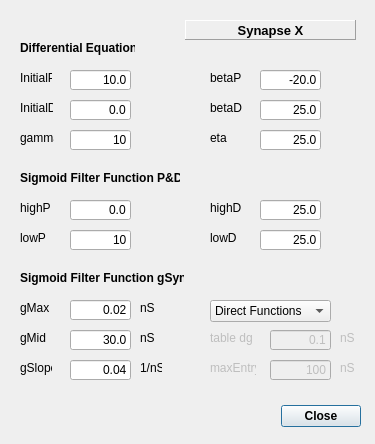
Above: src/gui/ODESTDPDlg.ui from CompEphys-team/stdpc before the change. Below: the same form after it.
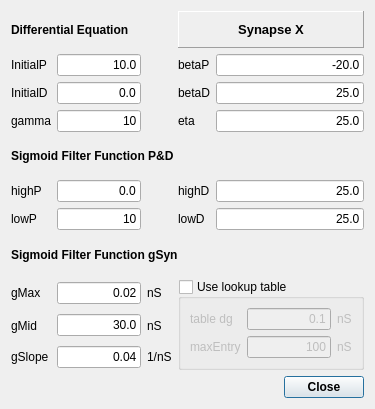
That is the form after the change.

Diff of the .ui file:
```diff
--- a/src/gui/ODESTDPDlg.ui
+++ b/src/gui/ODESTDPDlg.ui
@@ -7,75 +7,73 @@
     <x>0</x>
     <y>0</y>
     <width>375</width>
-    <height>444</height>
+    <height>409</height>
    </rect>
   </property>
   <property name="windowTitle">
    <string>ODE STDP</string>
   </property>
-  <widget class="QDialogButtonBox" name="buttonBox">
-   <property name="geometry">
-    <rect>
-     <x>201</x>
-     <y>400</y>
-     <width>160</width>
-     <height>32</height>
-    </rect>
-   </property>
+  <layout class="QGridLayout" name="gridLayout_2">
+   <item row="0" column="0" colspan="3">
+    <widget class="QLabel" name="label_15">
+     <property name="font">
+      <font>
+       <weight>75</weight>
+       <bold>true</bold>
+      </font>
+     </property>
+     <property name="text">
+      <string>Differential Equation</string>
+     </property>
+    </widget>
+   </item>
+   <item row="0" column="3" colspan="2">
+    <widget class="QLabel" name="synSTDPLabel">
+     <property name="enabled">
+      <bool>true</bool>
+     </property>
    <property name="font">
     <font>
+       <pointsize>10</pointsize>
      <weight>75</weight>
      <bold>true</bold>
     </font>
    </property>
-   <property name="orientation">
-    <enum>Qt::Horizontal</enum>
-   </property>
-   <property name="standardButtons">
-    <set>QDialogButtonBox::Close</set>
-   </property>
-  </widget>
-  <widget class="QLabel" name="label_5">
-   <property name="geometry">
-    <rect>
-     <x>20</x>
-     <y>100</y>
-     <width>33</width>
-     <height>16</height>
-    </rect>
-   </property>
-   <property name="text">
-    <string>InitialD</string>
-   </property>
-  </widget>
-  <widget class="QLineEdit" name="gammaE">
-   <property name="geometry">
-    <rect>
-     <x>70</x>
-     <y>130</y>
-     <width>61</width>
-     <height>20</height>
-    </rect>
-   </property>
-   <property name="text">
-    <string>10</string>
-   </property>
-   <property name="maxLength">
-    <number>8</number>
+     <property name="autoFillBackground">
+      <bool>false</bool>
+     </property>
+     <property name="styleSheet">
+      <string notr="true"/>
+     </property>
+     <property name="frameShape">
+      <enum>QFrame::Panel</enum>
+     </property>
+     <property name="frameShadow">
+      <enum>QFrame::Raised</enum>
+     </property>
+     <property name="lineWidth">
+      <number>1</number>
+     </property>
+     <property name="midLineWidth">
+      <number>0</number>
+     </property>
+     <property name="text">
+      <string>Synapse X</string>
    </property>
    <property name="alignment">
-    <set>Qt::AlignRight|Qt::AlignTrailing|Qt::AlignVCenter</set>
-   </property>
-  </widget>
+      <set>Qt::AlignCenter</set>
+     </property>
+    </widget>
+   </item>
+   <item row="1" column="0">
+    <widget class="QLabel" name="label_4">
+     <property name="text">
+      <string>InitialP</string>
+     </property>
+    </widget>
+   </item>
+   <item row="1" column="1">
   <widget class="QLineEdit" name="InitialPE">
-   <property name="geometry">
-    <rect>
-     <x>70</x>
-     <y>70</y>
-     <width>61</width>
-     <height>20</height>
-    </rect>
-   </property>
    <property name="text">
     <string>10.0</string>
    </property>
@@ -86,105 +84,16 @@
     <set>Qt::AlignRight|Qt::AlignTrailing|Qt::AlignVCenter</set>
    </property>
   </widget>
-  <widget class="QLabel" name="label_8">
-   <property name="geometry">
-    <rect>
-     <x>210</x>
-     <y>100</y>
-     <width>32</width>
-     <height>16</height>
-    </rect>
-   </property>
-   <property name="text">
-    <string>betaD</string>
-   </property>
-  </widget>
+   </item>
+   <item row="1" column="3">
   <widget class="QLabel" name="label_7">
-   <property name="geometry">
-    <rect>
-     <x>210</x>
-     <y>70</y>
-     <width>39</width>
-     <height>16</height>
-    </rect>
-   </property>
    <property name="text">
     <string>betaP</string>
    </property>
   </widget>
-  <widget class="QLabel" name="label_4">
-   <property name="geometry">
-    <rect>
-     <x>20</x>
-     <y>70</y>
-     <width>32</width>
-     <height>16</height>
-    </rect>
-   </property>
-   <property name="text">
-    <string>InitialP</string>
-   </property>
-  </widget>
-  <widget class="QLabel" name="label_6">
-   <property name="geometry">
-    <rect>
-     <x>20</x>
-     <y>130</y>
-     <width>34</width>
-     <height>16</height>
-    </rect>
-   </property>
-   <property name="text">
-    <string>gamma</string>
-   </property>
-  </widget>
-  <widget class="QLineEdit" name="betaDE">
-   <property name="geometry">
-    <rect>
-     <x>260</x>
-     <y>100</y>
-     <width>61</width>
-     <height>20</height>
-    </rect>
-   </property>
-   <property name="text">
-    <string>25.0</string>
-   </property>
-   <property name="maxLength">
-    <number>8</number>
-   </property>
-   <property name="alignment">
-    <set>Qt::AlignRight|Qt::AlignTrailing|Qt::AlignVCenter</set>
-   </property>
-  </widget>
-  <widget class="QLineEdit" name="InitialDE">
-   <property name="geometry">
-    <rect>
-     <x>70</x>
-     <y>100</y>
-     <width>61</width>
-     <height>20</height>
-    </rect>
-   </property>
-   <property name="text">
-    <string>0.0</string>
-   </property>
-   <property name="maxLength">
-    <number>8</number>
-   </property>
-   <property name="alignment">
-    <set>Qt::AlignRight|Qt::AlignTrailing|Qt::AlignVCenter</set>
-   </property>
-  </widget>
+   </item>
+   <item row="1" column="4">
   <widget class="QLineEdit" name="betaPE">
-   <property name="geometry">
-    <rect>
-     <x>260</x>
-     <y>70</y>
-     <width>61</width>
-     <height>20</height>
-    </rect>
-   </property>
    <property name="text">
     <string>-20.0</string>
    </property>
@@ -195,15 +104,36 @@
     <set>Qt::AlignRight|Qt::AlignTrailing|Qt::AlignVCenter</set>
    </property>
   </widget>
-  <widget class="QLineEdit" name="etaE">
-   <property name="geometry">
-    <rect>
-     <x>260</x>
-     <y>130</y>
-     <width>61</width>
-     <height>20</height>
-    </rect>
-   </property>
+   </item>
+   <item row="2" column="0">
+    <widget class="QLabel" name="label_5">
+     <property name="text">
+      <string>InitialD</string>
+     </property>
+    </widget>
+   </item>
+   <item row="2" column="1">
+    <widget class="QLineEdit" name="InitialDE">
+     <property name="text">
+      <string>0.0</string>
+     </property>
+     <property name="maxLength">
+      <number>8</number>
+     </property>
+     <property name="alignment">
+      <set>Qt::AlignRight|Qt::AlignTrailing|Qt::AlignVCenter</set>
+     </property>
+    </widget>
+   </item>
+   <item row="2" column="3">
+    <widget class="QLabel" name="label_8">
+     <property name="text">
+      <string>betaD</string>
+     </property>
+    </widget>
+   </item>
+   <item row="2" column="4">
+    <widget class="QLineEdit" name="betaDE">
    <property name="text">
     <string>25.0</string>
    </property>
@@ -214,47 +144,49 @@
     <set>Qt::AlignRight|Qt::AlignTrailing|Qt::AlignVCenter</set>
    </property>
   </widget>
+   </item>
+   <item row="3" column="0">
+    <widget class="QLabel" name="label_6">
+     <property name="text">
+      <string>gamma</string>
+     </property>
+    </widget>
+   </item>
+   <item row="3" column="1">
+    <widget class="QLineEdit" name="gammaE">
+     <property name="text">
+      <string>10</string>
+     </property>
+     <property name="maxLength">
+      <number>8</number>
+     </property>
+     <property name="alignment">
+      <set>Qt::AlignRight|Qt::AlignTrailing|Qt::AlignVCenter</set>
+     </property>
+    </widget>
+   </item>
+   <item row="3" column="3">
   <widget class="QLabel" name="label_14">
-   <property name="geometry">
-    <rect>
-     <x>210</x>
-     <y>130</y>
-     <width>32</width>
-     <height>16</height>
-    </rect>
-   </property>
    <property name="text">
     <string>eta</string>
    </property>
   </widget>
-  <widget class="QLabel" name="label_15">
-   <property name="geometry">
-    <rect>
-     <x>20</x>
-     <y>40</y>
-     <width>115</width>
-     <height>16</height>
-    </rect>
-   </property>
-   <property name="font">
-    <font>
-     <weight>75</weight>
-     <bold>true</bold>
-    </font>
-   </property>
+   </item>
+   <item row="3" column="4">
+    <widget class="QLineEdit" name="etaE">
    <property name="text">
-    <string>Differential Equation</string>
-   </property>
-  </widget>
+      <string>25.0</string>
+     </property>
+     <property name="maxLength">
+      <number>8</number>
+     </property>
+     <property name="alignment">
+      <set>Qt::AlignRight|Qt::AlignTrailing|Qt::AlignVCenter</set>
+     </property>
+    </widget>
+   </item>
+   <item row="4" column="0" colspan="5">
   <widget class="QLabel" name="label_16">
-   <property name="geometry">
-    <rect>
-     <x>20</x>
-     <y>170</y>
-     <width>160</width>
-     <height>16</height>
-    </rect>
-   </property>
    <property name="font">
     <font>
      <weight>75</weight>
@@ -265,17 +197,18 @@
     <string>Sigmoid Filter Function P&amp;D</string>
    </property>
   </widget>
-  <widget class="QLineEdit" name="highDE">
-   <property name="geometry">
-    <rect>
-     <x>260</x>
-     <y>200</y>
-     <width>61</width>
-     <height>20</height>
-    </rect>
-   </property>
+   </item>
+   <item row="5" column="0">
+    <widget class="QLabel" name="label_11">
+     <property name="text">
+      <string>highP</string>
+     </property>
+    </widget>
+   </item>
+   <item row="5" column="1">
+    <widget class="QLineEdit" name="highPE">
    <property name="text">
-    <string>25.0</string>
+      <string>0.0</string>
    </property>
    <property name="maxLength">
     <number>8</number>
@@ -284,28 +217,36 @@
     <set>Qt::AlignRight|Qt::AlignTrailing|Qt::AlignVCenter</set>
    </property>
   </widget>
+   </item>
+   <item row="5" column="3">
   <widget class="QLabel" name="label_9">
-   <property name="geometry">
-    <rect>
-     <x>210</x>
-     <y>200</y>
-     <width>32</width>
-     <height>16</height>
-    </rect>
-   </property>
    <property name="text">
     <string>highD</string>
    </property>
   </widget>
+   </item>
+   <item row="5" column="4">
+    <widget class="QLineEdit" name="highDE">
+     <property name="text">
+      <string>25.0</string>
+     </property>
+     <property name="maxLength">
+      <number>8</number>
+     </property>
+     <property name="alignment">
+      <set>Qt::AlignRight|Qt::AlignTrailing|Qt::AlignVCenter</set>
+     </property>
+    </widget>
+   </item>
+   <item row="6" column="0">
+    <widget class="QLabel" name="label_10">
+     <property name="text">
+      <string>lowP</string>
+     </property>
+    </widget>
+   </item>
+   <item row="6" column="1">
   <widget class="QLineEdit" name="lowPE">
-   <property name="geometry">
-    <rect>
-     <x>70</x>
-     <y>230</y>
-     <width>61</width>
-     <height>20</height>
-    </rect>
-   </property>
    <property name="text">
     <string>10</string>
    </property>
@@ -316,60 +257,16 @@
     <set>Qt::AlignRight|Qt::AlignTrailing|Qt::AlignVCenter</set>
    </property>
   </widget>
+   </item>
+   <item row="6" column="3">
   <widget class="QLabel" name="label_17">
-   <property name="geometry">
-    <rect>
-     <x>210</x>
-     <y>230</y>
-     <width>32</width>
-     <height>16</height>
-    </rect>
-   </property>
    <property name="text">
     <string>lowD</string>
    </property>
   </widget>
-  <widget class="QLineEdit" name="highPE">
-   <property name="geometry">
-    <rect>
-     <x>70</x>
-     <y>200</y>
-     <width>61</width>
-     <height>20</height>
-    </rect>
-   </property>
-   <property name="text">
-    <string>0.0</string>
-   </property>
-   <property name="maxLength">
-    <number>8</number>
-   </property>
-   <property name="alignment">
-    <set>Qt::AlignRight|Qt::AlignTrailing|Qt::AlignVCenter</set>
-   </property>
-  </widget>
-  <widget class="QLabel" name="label_10">
-   <property name="geometry">
-    <rect>
-     <x>20</x>
-     <y>230</y>
-     <width>34</width>
-     <height>16</height>
-    </rect>
-   </property>
-   <property name="text">
-    <string>lowP</string>
-   </property>
-  </widget>
+   </item>
+   <item row="6" column="4">
   <widget class="QLineEdit" name="lowDE">
-   <property name="geometry">
-    <rect>
-     <x>260</x>
-     <y>230</y>
-     <width>61</width>
-     <height>20</height>
-    </rect>
-   </property>
    <property name="text">
     <string>25.0</string>
    </property>
@@ -380,28 +277,9 @@
     <set>Qt::AlignRight|Qt::AlignTrailing|Qt::AlignVCenter</set>
    </property>
   </widget>
-  <widget class="QLabel" name="label_11">
-   <property name="geometry">
-    <rect>
-     <x>20</x>
-     <y>200</y>
-     <width>33</width>
-     <height>16</height>
-    </rect>
-   </property>
-   <property name="text">
-    <string>highP</string>
-   </property>
-  </widget>
+   </item>
+   <item row="7" column="0" colspan="4">
   <widget class="QLabel" name="label_18">
-   <property name="geometry">
-    <rect>
-     <x>20</x>
-     <y>270</y>
-     <width>164</width>
-     <height>16</height>
-    </rect>
-   </property>
    <property name="font">
     <font>
      <weight>75</weight>
@@ -412,106 +290,9 @@
     <string>Sigmoid Filter Function gSyn</string>
    </property>
   </widget>
-  <widget class="QLabel" name="label_13">
-   <property name="geometry">
-    <rect>
-     <x>140</x>
-     <y>330</y>
-     <width>16</width>
-     <height>16</height>
-    </rect>
-   </property>
-   <property name="font">
-    <font>
-     <weight>50</weight>
-     <bold>false</bold>
-    </font>
-   </property>
-   <property name="text">
-    <string>nS</string>
-   </property>
-  </widget>
-  <widget class="QLabel" name="label_23">
-   <property name="geometry">
-    <rect>
-     <x>20</x>
-     <y>360</y>
-     <width>32</width>
-     <height>16</height>
-    </rect>
-   </property>
-   <property name="font">
-    <font>
-     <weight>50</weight>
-     <bold>false</bold>
-    </font>
-   </property>
-   <property name="text">
-    <string>gSlope</string>
-   </property>
-  </widget>
-  <widget class="QLineEdit" name="gMidE">
-   <property name="geometry">
-    <rect>
-     <x>70</x>
-     <y>330</y>
-     <width>61</width>
-     <height>20</height>
-    </rect>
-   </property>
-   <property name="font">
-    <font>
-     <weight>50</weight>
-     <bold>false</bold>
-    </font>
-   </property>
-   <property name="text">
-    <string>30.0</string>
-   </property>
-   <property name="maxLength">
-    <number>8</number>
-   </property>
-   <property name="alignment">
-    <set>Qt::AlignRight|Qt::AlignTrailing|Qt::AlignVCenter</set>
-   </property>
-  </widget>
-  <widget class="QLineEdit" name="sigmoidTableMaxEntryE">
-   <property name="enabled">
-    <bool>false</bool>
-   </property>
-   <property name="geometry">
-    <rect>
-     <x>270</x>
-     <y>360</y>
-     <width>61</width>
-     <height>20</height>
-    </rect>
-   </property>
-   <property name="font">
-    <font>
-     <weight>50</weight>
-     <bold>false</bold>
-    </font>
-   </property>
-   <property name="text">
-    <string>100</string>
-   </property>
-   <property name="maxLength">
-    <number>8</number>
-   </property>
-   <property name="alignment">
-    <set>Qt::AlignRight|Qt::AlignTrailing|Qt::AlignVCenter</set>
-   </property>
-  </widget>
+   </item>
+   <item row="8" column="0">
   <widget class="QLabel" name="label_24">
-   <property name="geometry">
-    <rect>
-     <x>20</x>
-     <y>300</y>
-     <width>34</width>
-     <height>16</height>
-    </rect>
-   </property>
    <property name="font">
     <font>
      <weight>50</weight>
@@ -522,18 +303,66 @@
     <string>gMax</string>
    </property>
   </widget>
+   </item>
+   <item row="8" column="1">
+    <widget class="QLineEdit" name="gMaxE">
+     <property name="font">
+      <font>
+       <weight>50</weight>
+       <bold>false</bold>
+      </font>
+     </property>
+     <property name="text">
+      <string>0.02</string>
+     </property>
+     <property name="maxLength">
+      <number>8</number>
+     </property>
+     <property name="alignment">
+      <set>Qt::AlignRight|Qt::AlignTrailing|Qt::AlignVCenter</set>
+     </property>
+    </widget>
+   </item>
+   <item row="8" column="2">
+    <widget class="QLabel" name="label_25">
+     <property name="font">
+      <font>
+       <weight>50</weight>
+       <bold>false</bold>
+      </font>
+     </property>
+     <property name="text">
+      <string>nS</string>
+     </property>
+    </widget>
+   </item>
+   <item row="8" column="3" rowspan="3" colspan="2">
+    <widget class="QGroupBox" name="sigmoidTableCombo">
+     <property name="title">
+      <string>Use lookup table</string>
+     </property>
+     <property name="checkable">
+      <bool>true</bool>
+     </property>
+     <property name="checked">
+      <bool>false</bool>
+     </property>
+     <layout class="QGridLayout" name="gridLayout">
+      <item row="0" column="0">
+       <widget class="QLabel" name="sigmoidTableDgL">
+        <property name="font">
+         <font>
+          <weight>50</weight>
+          <bold>false</bold>
+         </font>
+        </property>
+        <property name="text">
+         <string>table dg</string>
+        </property>
+       </widget>
+      </item>
+      <item row="0" column="1">
   <widget class="QLineEdit" name="sigmoidTableDgE">
-   <property name="enabled">
-    <bool>false</bool>
-   </property>
-   <property name="geometry">
-    <rect>
-     <x>270</x>
-     <y>330</y>
-     <width>61</width>
-     <height>20</height>
-    </rect>
-   </property>
    <property name="font">
     <font>
      <weight>50</weight>
@@ -550,15 +379,70 @@
     <set>Qt::AlignRight|Qt::AlignTrailing|Qt::AlignVCenter</set>
    </property>
   </widget>
+      </item>
+      <item row="0" column="2">
+       <widget class="QLabel" name="sigmoidTableDgU">
+        <property name="font">
+         <font>
+          <weight>50</weight>
+          <bold>false</bold>
+         </font>
+        </property>
+        <property name="text">
+         <string>nS</string>
+        </property>
+       </widget>
+      </item>
+      <item row="1" column="0">
+       <widget class="QLabel" name="sigmoidTableMaxEntryL">
+        <property name="font">
+         <font>
+          <weight>50</weight>
+          <bold>false</bold>
+         </font>
+        </property>
+        <property name="text">
+         <string>maxEntry</string>
+        </property>
+       </widget>
+      </item>
+      <item row="1" column="1">
+       <widget class="QLineEdit" name="sigmoidTableMaxEntryE">
+        <property name="font">
+         <font>
+          <weight>50</weight>
+          <bold>false</bold>
+         </font>
+        </property>
+        <property name="text">
+         <string>100</string>
+        </property>
+        <property name="maxLength">
+         <number>8</number>
+        </property>
+        <property name="alignment">
+         <set>Qt::AlignRight|Qt::AlignTrailing|Qt::AlignVCenter</set>
+        </property>
+       </widget>
+      </item>
+      <item row="1" column="2">
+       <widget class="QLabel" name="sigmoidTableMaxEntryU">
+        <property name="font">
+         <font>
+          <weight>50</weight>
+          <bold>false</bold>
+         </font>
+        </property>
+        <property name="text">
+         <string>nS</string>
+        </property>
+       </widget>
+      </item>
+     </layout>
+    </widget>
+   </item>
+   <item row="9" column="0">
   <widget class="QLabel" name="label_12">
-   <property name="geometry">
-    <rect>
-     <x>20</x>
-     <y>330</y>
-     <width>43</width>
-     <height>16</height>
-    </rect>
-   </property>
    <property name="font">
     <font>
      <weight>50</weight>
@@ -569,15 +453,54 @@
     <string>gMid</string>
    </property>
   </widget>
+   </item>
+   <item row="9" column="1">
+    <widget class="QLineEdit" name="gMidE">
+     <property name="font">
+      <font>
+       <weight>50</weight>
+       <bold>false</bold>
+      </font>
+     </property>
+     <property name="text">
+      <string>30.0</string>
+     </property>
+     <property name="maxLength">
+      <number>8</number>
+     </property>
+     <property name="alignment">
+      <set>Qt::AlignRight|Qt::AlignTrailing|Qt::AlignVCenter</set>
+     </property>
+    </widget>
+   </item>
+   <item row="9" column="2">
+    <widget class="QLabel" name="label_13">
+     <property name="font">
+      <font>
+       <weight>50</weight>
+       <bold>false</bold>
+      </font>
+     </property>
+     <property name="text">
+      <string>nS</string>
+     </property>
+    </widget>
+   </item>
+   <item row="10" column="0">
+    <widget class="QLabel" name="label_23">
+     <property name="font">
+      <font>
+       <weight>50</weight>
+       <bold>false</bold>
+      </font>
+     </property>
+     <property name="text">
+      <string>gSlope</string>
+     </property>
+    </widget>
+   </item>
+   <item row="10" column="1">
   <widget class="QLineEdit" name="gSlopeE">
-   <property name="geometry">
-    <rect>
-     <x>70</x>
-     <y>360</y>
-     <width>61</width>
-     <height>20</height>
-    </rect>
-   </property>
    <property name="font">
     <font>
      <weight>50</weight>
@@ -594,81 +517,9 @@
     <set>Qt::AlignRight|Qt::AlignTrailing|Qt::AlignVCenter</set>
    </property>
   </widget>
-  <widget class="QLineEdit" name="gMaxE">
-   <property name="geometry">
-    <rect>
-     <x>70</x>
-     <y>300</y>
-     <width>61</width>
-     <height>20</height>
-    </rect>
-   </property>
-   <property name="font">
-    <font>
-     <weight>50</weight>
-     <bold>false</bold>
-    </font>
-   </property>
-   <property name="text">
-    <string>0.02</string>
-   </property>
-   <property name="maxLength">
-    <number>8</number>
-   </property>
-   <property name="alignment">
-    <set>Qt::AlignRight|Qt::AlignTrailing|Qt::AlignVCenter</set>
-   </property>
-  </widget>
-  <widget class="QLabel" name="sigmoidTableDgL">
-   <property name="enabled">
-    <bool>false</bool>
-   </property>
-   <property name="geometry">
-    <rect>
-     <x>210</x>
-     <y>330</y>
-     <width>46</width>
-     <height>16</height>
-    </rect>
-   </property>
-   <property name="font">
-    <font>
-     <weight>50</weight>
-     <bold>false</bold>
-    </font>
-   </property>
-   <property name="text">
-    <string>table dg</string>
-   </property>
-  </widget>
-  <widget class="QLabel" name="label_25">
-   <property name="geometry">
-    <rect>
-     <x>140</x>
-     <y>300</y>
-     <width>16</width>
-     <height>16</height>
-    </rect>
-   </property>
-   <property name="font">
-    <font>
-     <weight>50</weight>
-     <bold>false</bold>
-    </font>
-   </property>
-   <property name="text">
-    <string>nS</string>
-   </property>
-  </widget>
+   </item>
+   <item row="10" column="2">
   <widget class="QLabel" name="label_26">
-   <property name="geometry">
-    <rect>
-     <x>140</x>
-     <y>360</y>
-     <width>22</width>
-     <height>16</height>
-    </rect>
-   </property>
    <property name="font">
     <font>
      <weight>50</weight>
@@ -679,142 +530,24 @@
     <string>1/nS</string>
    </property>
   </widget>
-  <widget class="QLabel" name="sigmoidTableMaxEntryL">
-   <property name="enabled">
-    <bool>false</bool>
-   </property>
-   <property name="geometry">
-    <rect>
-     <x>210</x>
-     <y>360</y>
-     <width>46</width>
-     <height>16</height>
-    </rect>
-   </property>
-   <property name="font">
-    <font>
-     <weight>50</weight>
-     <bold>false</bold>
-    </font>
-   </property>
-   <property name="text">
-    <string>maxEntry</string>
-   </property>
-  </widget>
-  <widget class="QLabel" name="sigmoidTableMaxEntryU">
-   <property name="enabled">
-    <bool>false</bool>
-   </property>
-   <property name="geometry">
-    <rect>
-     <x>340</x>
-     <y>360</y>
-     <width>16</width>
-     <height>16</height>
-    </rect>
-   </property>
-   <property name="font">
-    <font>
-     <weight>50</weight>
-     <bold>false</bold>
-    </font>
-   </property>
-   <property name="text">
-    <string>nS</string>
-   </property>
-  </widget>
-  <widget class="QComboBox" name="sigmoidTableCombo">
-   <property name="geometry">
-    <rect>
-     <x>210</x>
-     <y>300</y>
-     <width>121</width>
-     <height>22</height>
-    </rect>
-   </property>
-   <property name="font">
-    <font>
-     <weight>50</weight>
-     <bold>false</bold>
-    </font>
-   </property>
-   <item>
-    <property name="text">
-     <string>Direct Functions</string>
-    </property>
    </item>
-   <item>
-    <property name="text">
-     <string>Lookup Table</string>
-    </property>
-   </item>
-  </widget>
-  <widget class="QLabel" name="sigmoidTableDgU">
-   <property name="enabled">
-    <bool>false</bool>
-   </property>
-   <property name="geometry">
-    <rect>
-     <x>340</x>
-     <y>330</y>
-     <width>16</width>
-     <height>16</height>
-    </rect>
-   </property>
+   <item row="11" column="3" colspan="2">
+    <widget class="QDialogButtonBox" name="buttonBox">
    <property name="font">
     <font>
-     <weight>50</weight>
-     <bold>false</bold>
-    </font>
-   </property>
-   <property name="text">
-    <string>nS</string>
-   </property>
-  </widget>
-  <widget class="QLabel" name="synSTDPLabel">
-   <property name="enabled">
-    <bool>true</bool>
-   </property>
-   <property name="geometry">
-    <rect>
-     <x>185</x>
-     <y>20</y>
-     <width>171</width>
-     <height>20</height>
-    </rect>
-   </property>
-   <property name="font">
-    <font>
-     <pointsize>10</pointsize>
      <weight>75</weight>
      <bold>true</bold>
     </font>
    </property>
-   <property name="autoFillBackground">
-    <bool>false</bool>
-   </property>
-   <property name="styleSheet">
-    <string notr="true"/>
-   </property>
-   <property name="frameShape">
-    <enum>QFrame::Panel</enum>
-   </property>
-   <property name="frameShadow">
-    <enum>QFrame::Raised</enum>
-   </property>
-   <property name="lineWidth">
-    <number>1</number>
-   </property>
-   <property name="midLineWidth">
-    <number>0</number>
-   </property>
-   <property name="text">
-    <string>Synapse X</string>
-   </property>
-   <property name="alignment">
-    <set>Qt::AlignCenter</set>
-   </property>
-  </widget>
+     <property name="orientation">
+      <enum>Qt::Horizontal</enum>
+     </property>
+     <property name="standardButtons">
+      <set>QDialogButtonBox::Close</set>
+     </property>
+    </widget>
+   </item>
+  </layout>
  </widget>
  <tabstops>
   <tabstop>InitialPE</tabstop>
```
Left out of the diff: 1 changed line with no effect on the pictures. Lines whose indentation alone changed are shown as unchanged.
